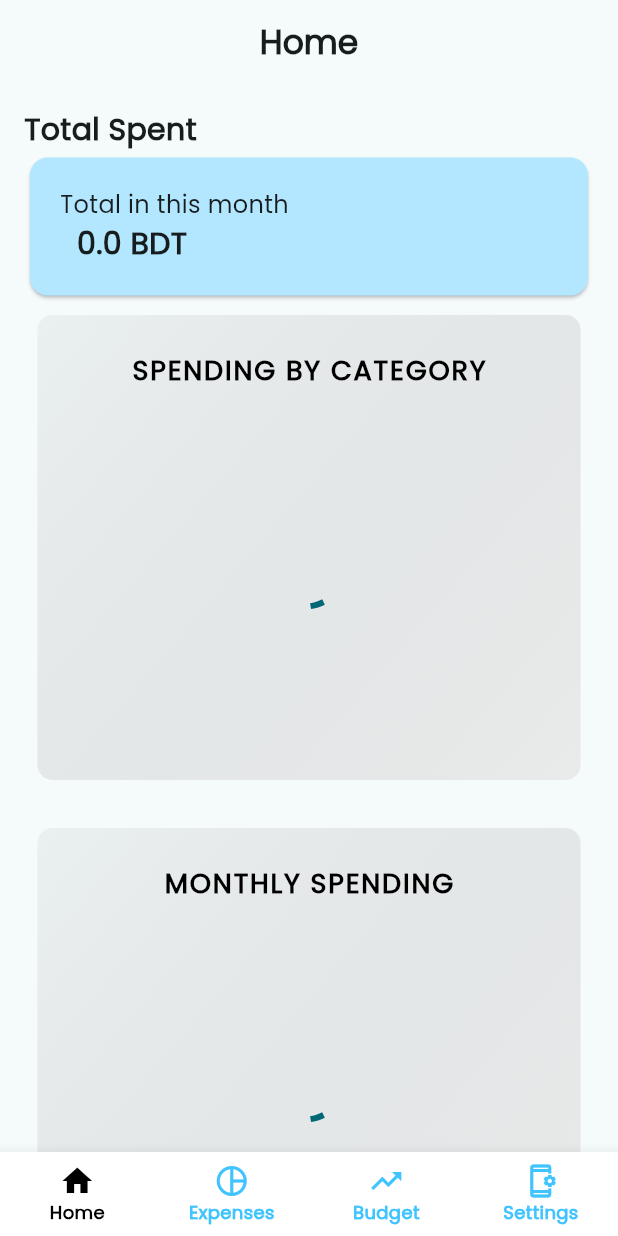
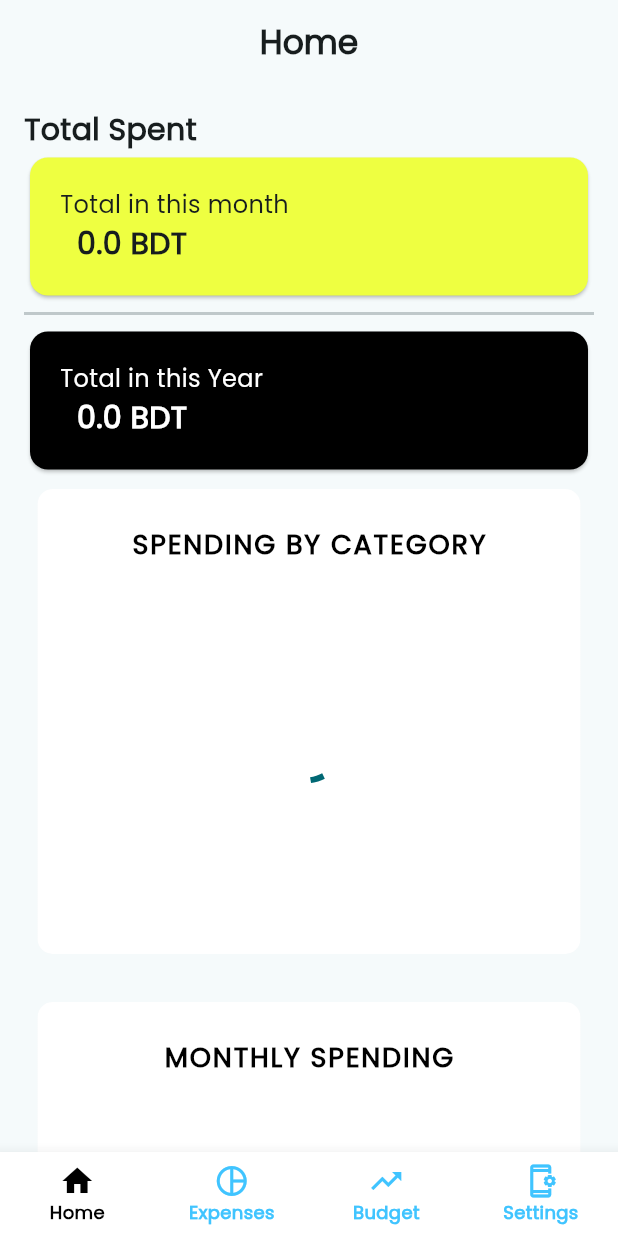
Before and after one commit to AshfaqMahmud/expense_tracker, a Flutter app: the screen it shows after launch, on a phone screen of 412 x 824 dp. Run offline on Flutter 3.47's test engine with Material 3 defaults, Android fonts, the phone set to English and light mode, and no system bars; our stand-ins replace fl_chart, sqflite; accounts and stored records are empty.

Commit message:
home-page-done

```diff
--- a/lib/core/widgets/premium_chart_v2.dart
+++ b/lib/core/widgets/premium_chart_v2.dart
@@ -99,10 +99,7 @@ class _CategoryChartState extends State<PremiumChartV2>
           gradient: LinearGradient(
             begin: Alignment.topLeft,
             end: Alignment.bottomRight,
-            colors: [
-              const Color.fromARGB(26, 192, 191, 191),
-              const Color.fromARGB(179, 231, 230, 230),
-            ],
+            colors: [Colors.white, Colors.white],
           ),
           borderRadius: BorderRadius.circular(10),
         ),
@@ -203,7 +200,7 @@ class _CategoryChartState extends State<PremiumChartV2>
                 return Padding(
                   padding: const EdgeInsets.only(left: 8.0),
                   child: Text(
-                    value.isFinite ? '\$${value.toInt()}K' : '\$0',
+                    value.isFinite ? 'BDT ${value.toInt()}' : '\$0',
                     style: const TextStyle(fontSize: 10),
                   ),
                 );
@@ -273,7 +270,7 @@ class _CategoryChartState extends State<PremiumChartV2>
             const SizedBox(width: 4),
             Text(
               value.isFinite
-                  ? '\$${(value / 1000).toStringAsFixed(1)}K'
+                  ? 'BDT ${(value / 1000).toStringAsFixed(1)}K'
                   : '\$0',
               style: const TextStyle(fontSize: 12, fontWeight: FontWeight.bold),
             ),
--- a/lib/features/home/presentation/home_page.dart
+++ b/lib/features/home/presentation/home_page.dart
@@ -2,6 +2,7 @@ import 'package:expense_tracker/core/widgets/premium_chart_v2.dart';
 import 'package:expense_tracker/data/chart/chart_data_service.dart';
 import 'package:expense_tracker/data/database/db_helper.dart';
 import 'package:flutter/material.dart';
+import 'package:intl/intl.dart';
 
 class HomePage extends StatefulWidget {
   const HomePage({super.key});
@@ -12,8 +13,10 @@ class HomePage extends StatefulWidget {
 
 class _HomePageState extends State<HomePage> {
   double totalMonthlyExpense = 0;
+  double totalYearlyExpense = 0;
   String? totalAmount;
   late final ChartDataService _chartService;
+  final _currencyFormat = NumberFormat.currency(decimalDigits: 1, symbol: '');
 
   @override
   void initState() {
@@ -25,15 +28,18 @@ class _HomePageState extends State<HomePage> {
   Future<void> _loadTotalExpenses() async {
     try {
       final monthlyExpense = await _chartService.getMonthlyExpense();
+      final yearlyExpense = await _chartService.getYearlyExpense();
       setState(() {
         totalMonthlyExpense = monthlyExpense;
+        totalYearlyExpense = yearlyExpense;
         totalAmount = totalMonthlyExpense.toString();
         print(totalAmount);
       });
     } catch (e) {
       print('Error loading expenses: $e');
       setState(() {
-        totalMonthlyExpense = 0; // Fallback value
+        totalMonthlyExpense = 0;
+        totalYearlyExpense = 0; // Fallback value
       });
     }
   }
@@ -60,11 +66,24 @@ class _HomePageState extends State<HomePage> {
               //textDirection: TextDirection.ltr,
               style: TextStyle(fontSize: 20, fontWeight: FontWeight.bold),
             ),
-            SizedBox(
+            _buildTotalMonthly(),
+            Divider(thickness: 2),
+            _buildTotalYearly(),
+            PremiumChartV2(),
+          ],
+        ),
+
+        //
+      ),
+    );
+  }
+
+  Widget _buildTotalMonthly() {
+    return SizedBox(
       width: double.infinity,
       height: 100,
       child: Card(
-                color: const Color.fromARGB(255, 178, 231, 255),
+        color: Colors.limeAccent,
         child: Padding(
           padding: EdgeInsets.all(20),
           child: Column(
@@ -79,22 +98,46 @@ class _HomePageState extends State<HomePage> {
               ),
               Text(
                 '  $totalMonthlyExpense BDT',
+                style: TextStyle(fontSize: 20, fontWeight: FontWeight.w700),
+              ),
+            ],
+          ),
+        ),
+      ),
+    );
+  }
+
+  Widget _buildTotalYearly() {
+    return SizedBox(
+      width: double.infinity,
+      height: 100,
+      child: Card(
+        color: Colors.black,
+        child: Padding(
+          padding: EdgeInsets.all(20),
+          child: Column(
+            crossAxisAlignment: CrossAxisAlignment.start,
+            children: [
+              Text(
+                'Total in this Year',
+                style: TextStyle(
+                  //fontWeight: FontWeight.bold,
+                  fontSize: 16,
+                  color: Colors.white,
+                ),
+              ),
+              Text(
+                '  ${_currencyFormat.format(totalYearlyExpense)} BDT',
                 style: TextStyle(
                   fontSize: 20,
                   fontWeight: FontWeight.w700,
+                  color: Colors.white,
                 ),
               ),
             ],
           ),
         ),
       ),
-            ),
-            PremiumChartV2(),
-          ],
-        ),
-
-        //
-      ),
     );
   }
 }
```
Lines whose indentation alone changed are shown as unchanged.
